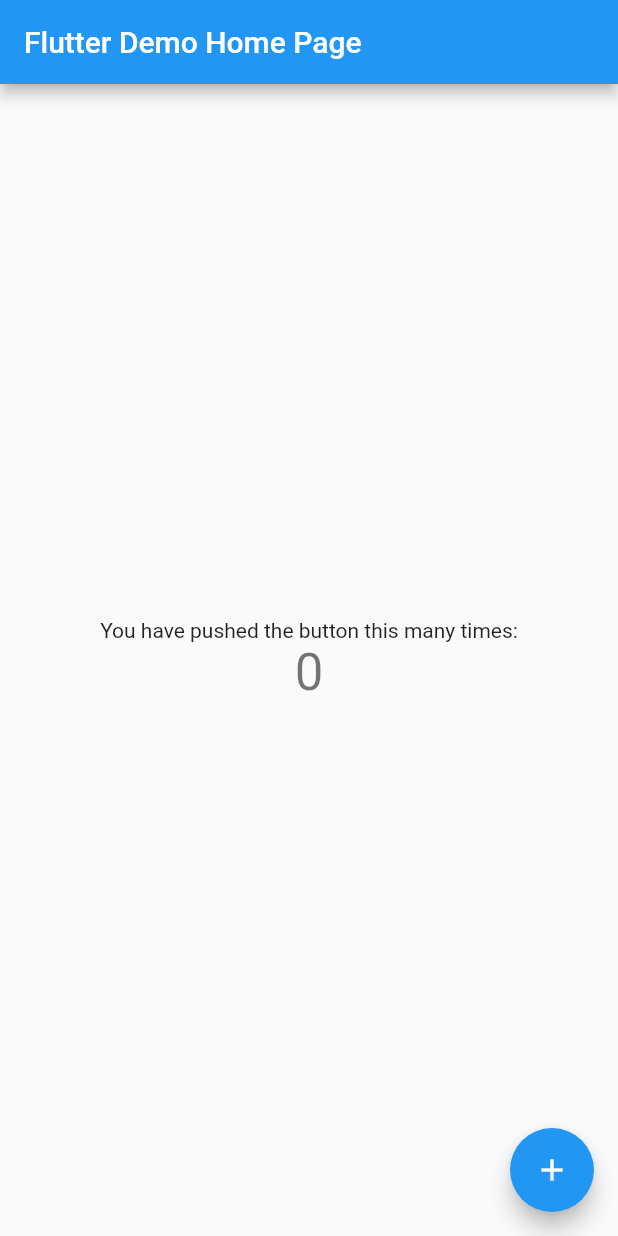
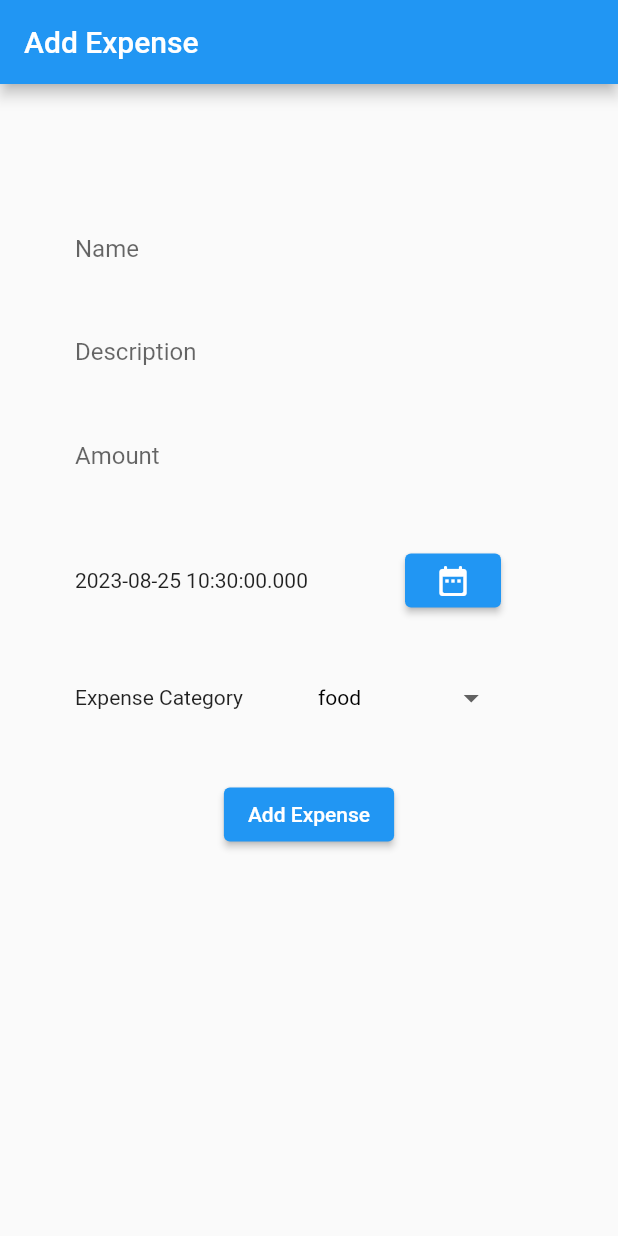
Before and after one commit to karthick-rv/Expenzo, a Flutter app: the screen it shows after launch, on a phone screen of 412 x 824 dp. Run offline on Flutter 3.47's test engine with Material 2 defaults, Android fonts, the phone set to English and light mode, and no system bars; our stand-ins replace dio, equatable, flutter_bloc; missing offline and left inert: dart:ffi.

Commit message:
project setup and add expense page

```diff
--- /dev/null
+++ b/lib/features/expense/data/expense.dart
@@ -0,0 +1,12 @@
+class Expense {
+  String name = "";
+  String? description = "";
+  int amount = 0;
+  DateTime date = DateTime.now();
+  ExpenseCategory category = ExpenseCategory.miscellaneous;
+
+  Expense({required this.name,this.description, required this.amount, required this.date, required this.category});
+}
+
+
+enum ExpenseCategory {food, rent, dress, travel, entertainment, miscellaneous}
--- /dev/null
+++ b/lib/features/expense/data/expense_repository.dart
@@ -0,0 +1,15 @@
+
+
+import 'package:expenzo/features/expense/data/expense.dart';
+
+import '../../../core/resources/data_state.dart';
+
+abstract class ExpenseRepository{
+
+  Future<DataState<List<Expense>>> getExpenses();
+
+  Future<DataState<List<Expense>>> addExpense(Expense expense);
+
+  Future<DataState<Expense>> editExpense(Expense expense);
+
+}
--- /dev/null
+++ b/lib/features/expense/data/expense_repository_impl.dart
@@ -0,0 +1,26 @@
+
+
+import 'package:expenzo/core/resources/data_state.dart';
+import 'package:expenzo/features/expense/data/expense.dart';
+import 'package:expenzo/features/expense/data/expense_repository.dart';
+
+class ExpenseRepositoryImpl extends ExpenseRepository{
+  @override
+  Future<DataState<List<Expense>>> addExpense(Expense expense) {
+    // TODO: implement addExpense
+    throw UnimplementedError();
+  }
+
+  @override
+  Future<DataState<Expense>> editExpense(Expense expense) {
+    // TODO: implement editExpense
+    throw UnimplementedError();
+  }
+
+  @override
+  Future<DataState<List<Expense>>> getExpenses() {
+    // TODO: implement getExpenses
+    throw UnimplementedError();
+  }
+
+}
--- /dev/null
+++ b/lib/features/expense/presentation/bloc/expense_event.dart
@@ -0,0 +1,22 @@
+
+
+import '../../data/expense.dart';
+
+abstract class ExpenseEvent{
+
+  final Expense? expense;
+
+  const ExpenseEvent({this.expense});
+}
+
+class GetExpenses extends ExpenseEvent{
+  const GetExpenses();
+}
+
+class AddExpense extends ExpenseEvent{
+  const AddExpense(Expense expense): super(expense: expense);
+}
+
+class EditExpense extends ExpenseEvent{
+  const EditExpense(Expense expense): super(expense: expense);
+}
--- /dev/null
+++ b/lib/features/expense/presentation/pages/add_expense.dart
@@ -0,0 +1,108 @@
+import 'dart:ffi';
+
+import 'package:expenzo/features/expense/data/expense.dart';
+import 'package:expenzo/features/expense/presentation/widgets/date_picker.dart';
+import 'package:expenzo/features/expense/presentation/widgets/text_field.dart';
+import 'package:flutter/material.dart';
+
+List<String> list = ExpenseCategory.values.map((e) => e.name).toList();
+
+class AddExpensePage extends StatefulWidget {
+  const AddExpensePage({super.key});
+
+  @override
+  State<StatefulWidget> createState() {
+    return AddExpensePageState();
+  }
+}
+
+class AddExpensePageState extends State<AddExpensePage> {
+  // late TextEditingController _controller;
+  String dropdownValue = list.first;
+  String name = "";
+  String desc = "";
+  int amount = 0;
+  DateTime selectedDate = DateTime.now();
+
+  @override
+  void initState() {
+    super.initState();
+    // _controller = TextEditingController();
+  }
+
+  @override
+  void dispose() {
+    // _controller.dispose();
+    super.dispose();
+  }
+
+  @override
+  Widget build(BuildContext context) {
+    return LayoutBuilder(
+        builder: (BuildContext context, BoxConstraints viewportConstraints) {
+      return ConstrainedBox(
+        constraints: BoxConstraints(minHeight: viewportConstraints.maxHeight),
+        child: Scaffold(
+          appBar: AppBar(
+            title: const Text('Add Expense'),
+          ),
+            body: Padding(
+              padding: const EdgeInsets.all(50),
+              child: SingleChildScrollView(
+                child: Column(
+                  children: [
+                   CustomTextField(name: "Name", onChanged: (String text) => {
+                     name = text
+                   }),
+                    CustomTextField(name: "Description", onChanged: (String text) => {
+                      desc = text
+                    }),
+                    CustomTextField(name: "Amount", onChanged: (String text) => {
+                      amount = text as int
+                    }),
+                    const SizedBox(height: 50),
+                    DatePicker(onDatePicked: (date) => {setState(()=>{selectedDate = date})}),
+                    const SizedBox(height: 30),
+                    Row(
+                      children: [
+                        const Text("Expense Category"),
+                        const SizedBox(width: 50),
+                        DropdownButton<String>(
+                          value: dropdownValue,
+                          icon: const Icon(Icons.arrow_drop_down),
+                          elevation: 16,
+                          style: const TextStyle(color: Colors.black),
+                          underline: Container(
+                            height: 2,
+                            color: Colors.transparent,
+                          ),
+                          onChanged: (String? value) {
+                            // This is called when the user selects an item.
+                            setState(() {
+                              dropdownValue = value!;
+                            });
+                          },
+                          items: list
+                              .map<DropdownMenuItem<String>>((String value) {
+                            return DropdownMenuItem<String>(
+                              value: value,
+                              child: Text(value),
+                            );
+                          }).toList(),
+                        )
+                      ],
+                    ),
+                    const SizedBox(height: 30),
+                    ElevatedButton(
+                        onPressed: () => {
+                          Expense(name: name, description: desc, amount: amount, date: selectedDate, category: ExpenseCategory.values.firstWhere((element) => element.name == dropdownValue))
+                        }, child: const Text("Add Expense"))
+                  ],
+                ),
+              ),
+            ),
+          ),
+        );
+    });
+  }
+}
--- /dev/null
+++ b/lib/features/expense/presentation/widgets/date_picker.dart
@@ -0,0 +1,41 @@
+
+
+import 'package:flutter/material.dart';
+
+class DatePicker extends StatelessWidget{
+
+  final DateTime selectedDate = DateTime.now();
+  final void Function(DateTime) onDatePicked;
+
+  DatePicker({super.key,  required this.onDatePicked });
+
+  @override
+  Widget build(BuildContext context) {
+
+    Future<void> selectDate(BuildContext context) async {
+      final DateTime? picked = await showDatePicker(
+          context: context,
+          initialDate: selectedDate,
+          firstDate: DateTime(2015, 8),
+          lastDate: DateTime(2101));
+      if (picked != null && picked != selectedDate) {
+        onDatePicked(selectedDate);
+      }
+    }
+
+    return Row(
+      crossAxisAlignment: CrossAxisAlignment.center,
+      children: [
+        SizedBox(
+            width: 200,
+            child: Text(selectedDate.toLocal().toString(),
+                textAlign: TextAlign.start)),
+        const SizedBox(width: 20),
+        ElevatedButton(
+            onPressed: () => {selectDate(context)},
+            child: const Icon(Icons.date_range_rounded))
+      ],
+    );
+  }
+
+}
--- /dev/null
+++ b/lib/features/expense/presentation/widgets/text_field.dart
@@ -0,0 +1,29 @@
+
+
+import 'package:flutter/material.dart';
+
+class CustomTextField extends StatelessWidget{
+
+  final String name;
+  final void Function(String)? onChanged;
+
+  const CustomTextField({super.key, required this.name , this.onChanged});
+
+  @override
+  Widget build(BuildContext context) {
+    return Column(
+      children: [
+        const SizedBox(height: 50),
+        TextField(
+          onChanged: onChanged,
+          decoration:
+          InputDecoration.collapsed(hintText: name),
+        )
+      ],
+    );
+  }
+
+
+
+
+}
--- a/lib/main.dart
+++ b/lib/main.dart
@@ -1,4 +1,6 @@
+import 'package:expenzo/features/expense/presentation/pages/add_expense.dart';
 import 'package:flutter/material.dart';
+
 
 void main() {
   runApp(const MyApp());
@@ -7,109 +9,14 @@ void main() {
 class MyApp extends StatelessWidget {
   const MyApp({super.key});
 
-  // This widget is the root of your application.
   @override
   Widget build(BuildContext context) {
     return MaterialApp(
       title: 'Flutter Demo',
       theme: ThemeData(
-        // This is the theme of your application.
-        //
-        // Try running your application with "flutter run". You'll see the
-        // application has a blue toolbar. Then, without quitting the app, try
-        // changing the primarySwatch below to Colors.green and then invoke
-        // "hot reload" (press "r" in the console where you ran "flutter run",
-        // or simply save your changes to "hot reload" in a Flutter IDE).
-        // Notice that the counter didn't reset back to zero; the application
-        // is not restarted.
         primarySwatch: Colors.blue,
       ),
-      home: const MyHomePage(title: 'Flutter Demo Home Page'),
+      home: const AddExpensePage(),
     );
   }
 }
-
-class MyHomePage extends StatefulWidget {
-  const MyHomePage({super.key, required this.title});
-
-  // This widget is the home page of your application. It is stateful, meaning
-  // that it has a State object (defined below) that contains fields that affect
-  // how it looks.
-
-  // This class is the configuration for the state. It holds the values (in this
-  // case the title) provided by the parent (in this case the App widget) and
-  // used by the build method of the State. Fields in a Widget subclass are
-  // always marked "final".
-
-  final String title;
-
-  @override
-  State<MyHomePage> createState() => _MyHomePageState();
-}
-
-class _MyHomePageState extends State<MyHomePage> {
-  int _counter = 0;
-
-  void _incrementCounter() {
-    setState(() {
-      // This call to setState tells the Flutter framework that something has
-      // changed in this State, which causes it to rerun the build method below
-      // so that the display can reflect the updated values. If we changed
-      // _counter without calling setState(), then the build method would not be
-      // called again, and so nothing would appear to happen.
-      _counter++;
-    });
-  }
-
-  @override
-  Widget build(BuildContext context) {
-    // This method is rerun every time setState is called, for instance as done
-    // by the _incrementCounter method above.
-    //
-    // The Flutter framework has been optimized to make rerunning build methods
-    // fast, so that you can just rebuild anything that needs updating rather
-    // than having to individually change instances of widgets.
-    return Scaffold(
-      appBar: AppBar(
-        // Here we take the value from the MyHomePage object that was created by
-        // the App.build method, and use it to set our appbar title.
-        title: Text(widget.title),
-      ),
-      body: Center(
-        // Center is a layout widget. It takes a single child and positions it
-        // in the middle of the parent.
-        child: Column(
-          // Column is also a layout widget. It takes a list of children and
-          // arranges them vertically. By default, it sizes itself to fit its
-          // children horizontally, and tries to be as tall as its parent.
-          //
-          // Invoke "debug painting" (press "p" in the console, choose the
-          // "Toggle Debug Paint" action from the Flutter Inspector in Android
-          // Studio, or the "Toggle Debug Paint" command in Visual Studio Code)
-          // to see the wireframe for each widget.
-          //
-          // Column has various properties to control how it sizes itself and
-          // how it positions its children. Here we use mainAxisAlignment to
-          // center the children vertically; the main axis here is the vertical
-          // axis because Columns are vertical (the cross axis would be
-          // horizontal).
-          mainAxisAlignment: MainAxisAlignment.center,
-          children: <Widget>[
-            const Text(
-              'You have pushed the button this many times:',
-            ),
-            Text(
-              '$_counter',
-              style: Theme.of(context).textTheme.headlineMedium,
-            ),
-          ],
-        ),
-      ),
-      floatingActionButton: FloatingActionButton(
-        onPressed: _incrementCounter,
-        tooltip: 'Increment',
-        child: const Icon(Icons.add),
-      ), // This trailing comma makes auto-formatting nicer for build methods.
-    );
-  }
-}
--- a/pubspec.yaml
+++ b/pubspec.yaml
@@ -30,11 +30,13 @@ environment:
 dependencies:
   flutter:
     sdk: flutter
-
+  equatable: ^2.0.0
 
   # The following adds the Cupertino Icons font to your application.
   # Use with the CupertinoIcons class for iOS style icons.
   cupertino_icons: ^1.0.2
+  dio: ^5.3.2
+  flutter_bloc: ^8.1.3
 
 dev_dependencies:
   flutter_test:
```
Also changed, not shown: lib/core/resources/data_state.dart (added, +18 -0 lines), lib/features/expense/presentation/bloc/expense_bloc.dart (added, +30 -0 lines), lib/features/expense/presentation/bloc/expense_state.dart (added, +32 -0 lines), pubspec.lock.
